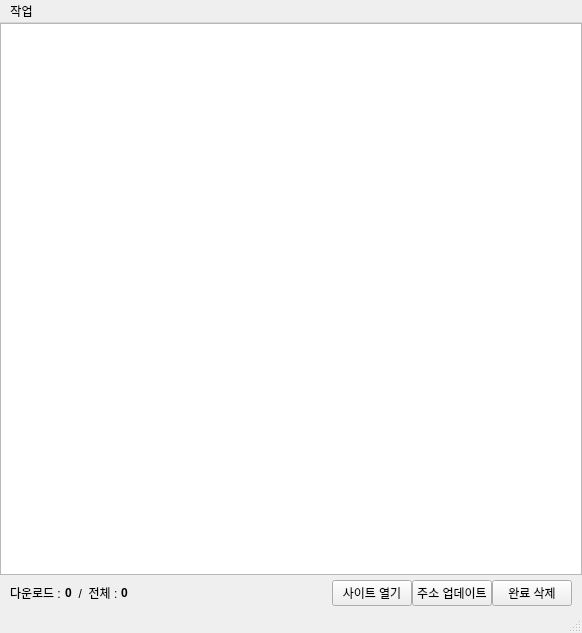
First picture: the form in src/ui/MainWindow.ui, repository gyuha/wolf-catcher, before the edit.
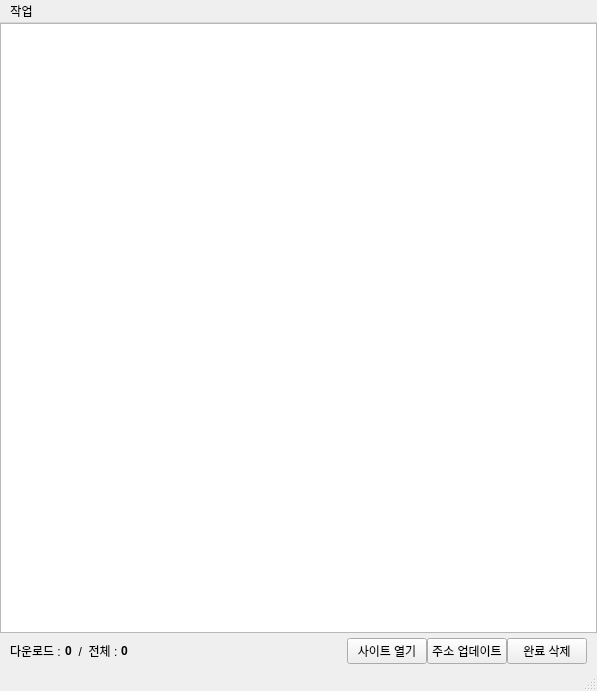
Second picture: the form after the edit. Icons and pictures are not drawn.

Patch:
```diff
--- a/src/ui/MainWindow.ui
+++ b/src/ui/MainWindow.ui
@@ -6,8 +6,8 @@
    <rect>
     <x>0</x>
     <y>0</y>
-    <width>582</width>
-    <height>633</height>
+    <width>597</width>
+    <height>691</height>
    </rect>
   </property>
   <property name="windowTitle">
@@ -141,7 +141,7 @@
     <rect>
      <x>0</x>
      <y>0</y>
-     <width>582</width>
+     <width>597</width>
      <height>22</height>
     </rect>
    </property>
```
Left out of the diff: 15 changed lines with no effect on the pictures.
